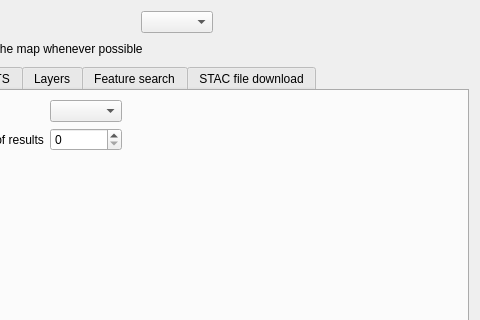
First picture: the form in swiss_locator/ui/config.ui, repository opengisch/qgis-swiss-locator, before the edit; both pictures show x 126 to 606 and y 0 to 320 of the 606 by 453 pixel window.
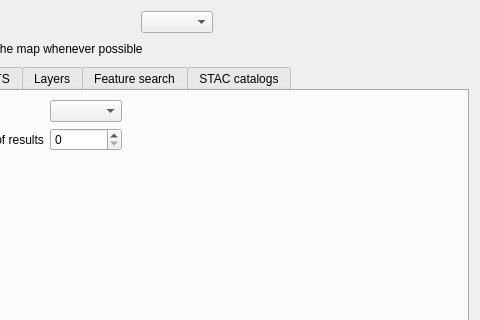
Second picture: the form after the edit. Custom widgets are drawn as their Qt base class.

Commit message: rename to catalogs

Diff of the .ui file:
```diff
--- a/swiss_locator/ui/config.ui
+++ b/swiss_locator/ui/config.ui
@@ -308,7 +308,7 @@
      </widget>
      <widget class="QWidget" name="stac">
       <attribute name="title">
-       <string>STAC file download</string>
+       <string>STAC catalogs</string>
       </attribute>
       <layout class="QGridLayout" name="gridLayout_8">
        <item row="0" column="0">
```
The commit also changes 13 other files.
